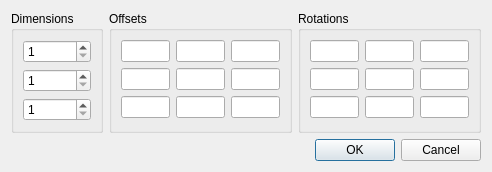
Before: the Qt Designer form common/lc_arraydialog.ui in nathaneltitane/studworx, drawn with Qt 5.
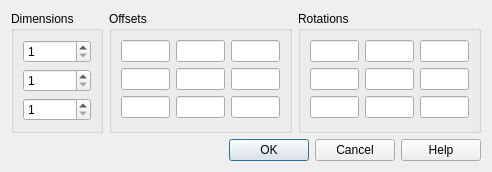
After: the same form once the commit is applied.

Commit message: Add contextual help to Array and Save Image dialogs

What changed in the file:
```diff
--- a/common/lc_arraydialog.ui
+++ b/common/lc_arraydialog.ui
@@ -139,7 +139,7 @@
       <enum>Qt::Horizontal</enum>
      </property>
      <property name="standardButtons">
-      <set>QDialogButtonBox::Cancel|QDialogButtonBox::Ok</set>
+      <set>QDialogButtonBox::Cancel|QDialogButtonBox::Help|QDialogButtonBox::Ok</set>
      </property>
     </widget>
    </item>
```
Left out of the diff: 192 changed lines with no effect on the pictures. The commit also changes 15 other files.
